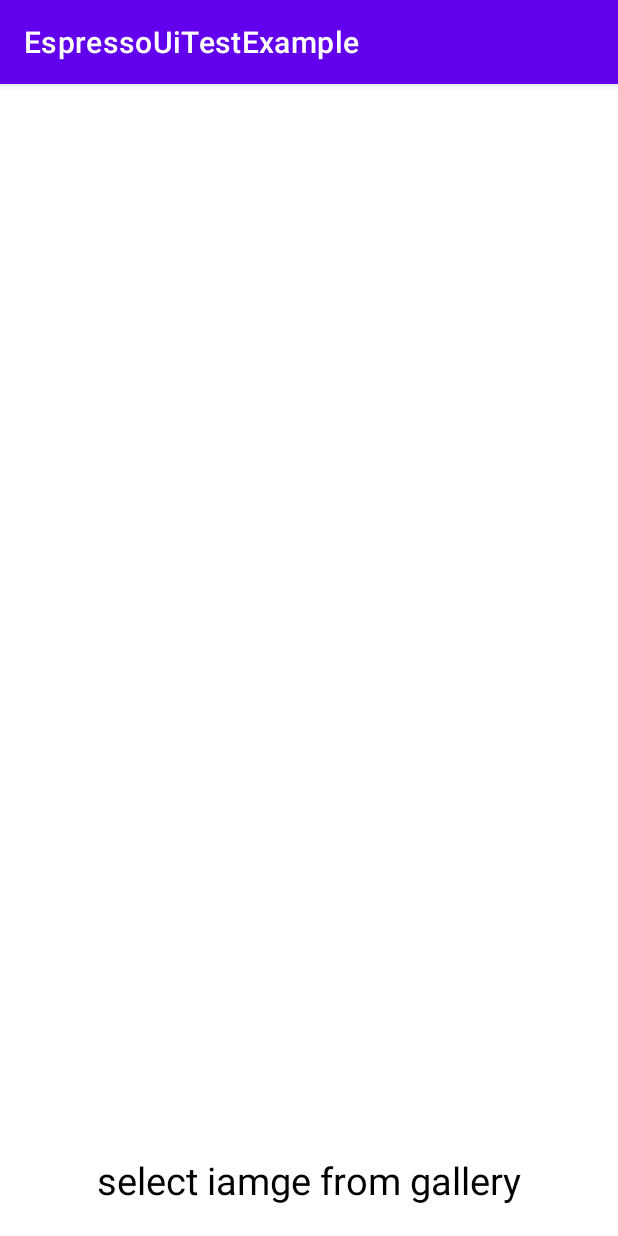
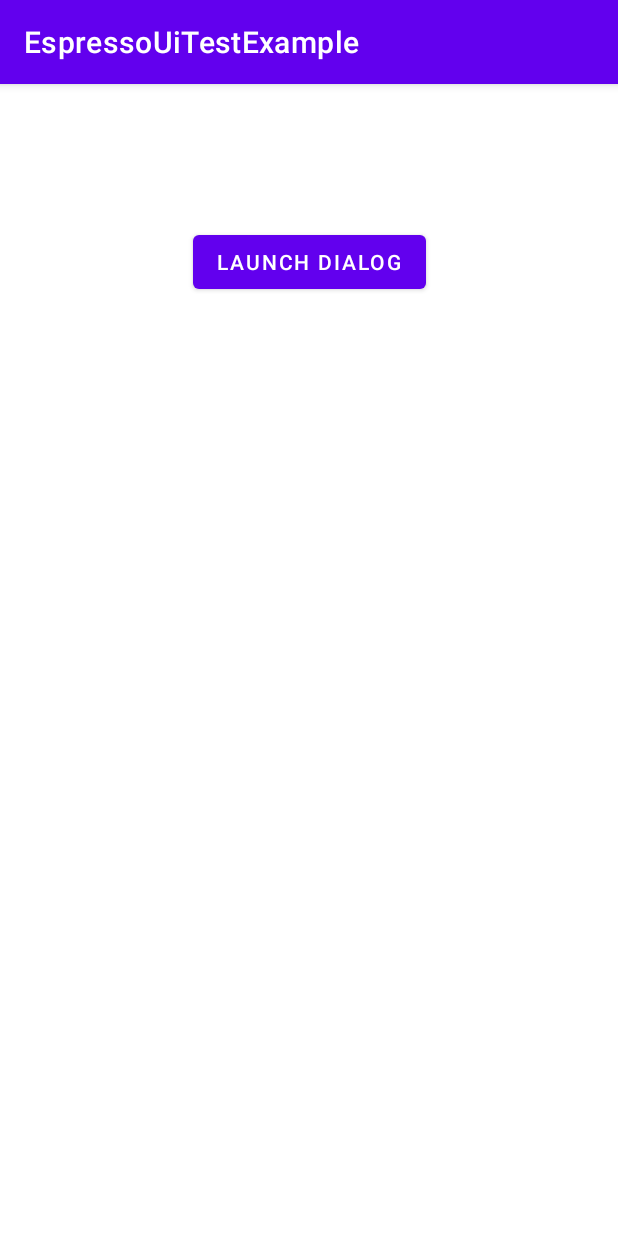
Before and after one commit to eoqkrskfk94/EspressoUiTestExample, an Android app: the screen it shows after launch (GalleryActivity before the commit, DialogActivity after it), on a phone screen of 412 x 824 dp. Run offline under Robolectric (Android 15) with nearby library versions, the phone set to English and light mode, and no system bars; libraries missing offline, so code that uses them is left out: com.afollestad.materialdialogs.

Commit message:
[Add] Dialog Input Testing (Material Dialogs)

```diff
--- a/app/build.gradle
+++ b/app/build.gradle
@@ -72,4 +72,9 @@ dependencies {
     def fragment_version = "1.2.0-rc01" // must use for new factory stuff
     debugImplementation "androidx.fragment:fragment-testing:$fragment_version"
     implementation "androidx.fragment:fragment:$fragment_version"
+
+    // material dialogs
+    def matieral_dialogs_version = "3.1.1"
+    implementation "com.afollestad.material-dialogs:core:$matieral_dialogs_version"
+    implementation "com.afollestad.material-dialogs:input:$matieral_dialogs_version"
 }
--- /dev/null
+++ b/app/src/main/java/com/mj/espressouitestexample/DialogActivity.kt
@@ -0,0 +1,38 @@
+package com.mj.espressouitestexample
+
+import androidx.appcompat.app.AppCompatActivity
+import android.os.Bundle
+import android.widget.Button
+import android.widget.TextView
+import com.afollestad.materialdialogs.MaterialDialog
+import com.afollestad.materialdialogs.input.input
+
+class DialogActivity : AppCompatActivity() {
+    override fun onCreate(savedInstanceState: Bundle?) {
+        super.onCreate(savedInstanceState)
+        setContentView(R.layout.activity_dialog)
+
+        findViewById<Button>(R.id.button_launch_dialog).setOnClickListener {
+            showDialog()
+        }
+
+    }
+
+    private fun showDialog(){
+        MaterialDialog(this)
+            .show {
+                input (
+                    waitForPositiveButton = true,
+                    allowEmpty = false
+                ){ dialog, name ->
+                    setNameToTextView(name.toString())
+                }
+                title(R.string.text_enter_name)
+                positiveButton(R.string.text_ok)
+            }
+    }
+
+    private fun setNameToTextView(name: String){
+        findViewById<TextView>(R.id.text_name).text = name
+    }
+}
--- /dev/null
+++ b/app/src/main/res/layout/activity_dialog.xml
@@ -0,0 +1,36 @@
+<androidx.constraintlayout.widget.ConstraintLayout
+    xmlns:android="http://schemas.android.com/apk/res/android"
+    xmlns:app="http://schemas.android.com/apk/res-auto"
+    android:layout_width="match_parent"
+    android:layout_height="match_parent"
+    android:id="@+id/main">
+
+
+    <TextView
+        android:layout_width="wrap_content"
+        android:layout_height="wrap_content"
+        android:id="@+id/text_name"
+        app:layout_constraintRight_toRightOf="parent"
+        app:layout_constraintLeft_toLeftOf="parent"
+        app:layout_constraintTop_toTopOf="parent"
+        android:layout_marginTop="30dp"
+        android:textColor="#000"
+        android:textSize="25sp"
+        app:layout_goneMarginTop="20dp"
+        />
+
+    <Button
+        android:layout_width="wrap_content"
+        android:layout_height="wrap_content"
+        android:text="@string/text_launch_dialog"
+        android:id="@+id/button_launch_dialog"
+        app:layout_constraintRight_toRightOf="parent"
+        app:layout_constraintLeft_toLeftOf="parent"
+        app:layout_constraintTop_toBottomOf="@+id/text_name"
+        android:layout_marginTop="30dp"
+        />
+
+
+
+
+</androidx.constraintlayout.widget.ConstraintLayout>
--- a/app/src/main/res/values/strings.xml
+++ b/app/src/main/res/values/strings.xml
@@ -15,4 +15,12 @@
     <string name="text_list_movie_star_actors">Star Actors</string>
     <string name="text_directors">Directors:</string>
     <string name="text_star_actors">Star Actors:</string>
+    <string name="text_select_image_from_gallery">Select an image from gallery</string>
+    <string name="text_launch_camera">Launch camera</string>
+    <string name="text_launch_dialog">launch dialog</string>
+    <string name="text_title_of_dialog">Title of Dialog</string>
+    <string name="text_some_information">This dialog is displaying some information.</string>
+    <string name="text_ok">Ok</string>
+    <string name="text_capture_input">Enter your name</string>
+    <string name="text_enter_name">Enter your name</string>
 </resources>
```
Also changed, not shown: app/src/main/AndroidManifest.xml (+9 -8 lines), 1 other file.
